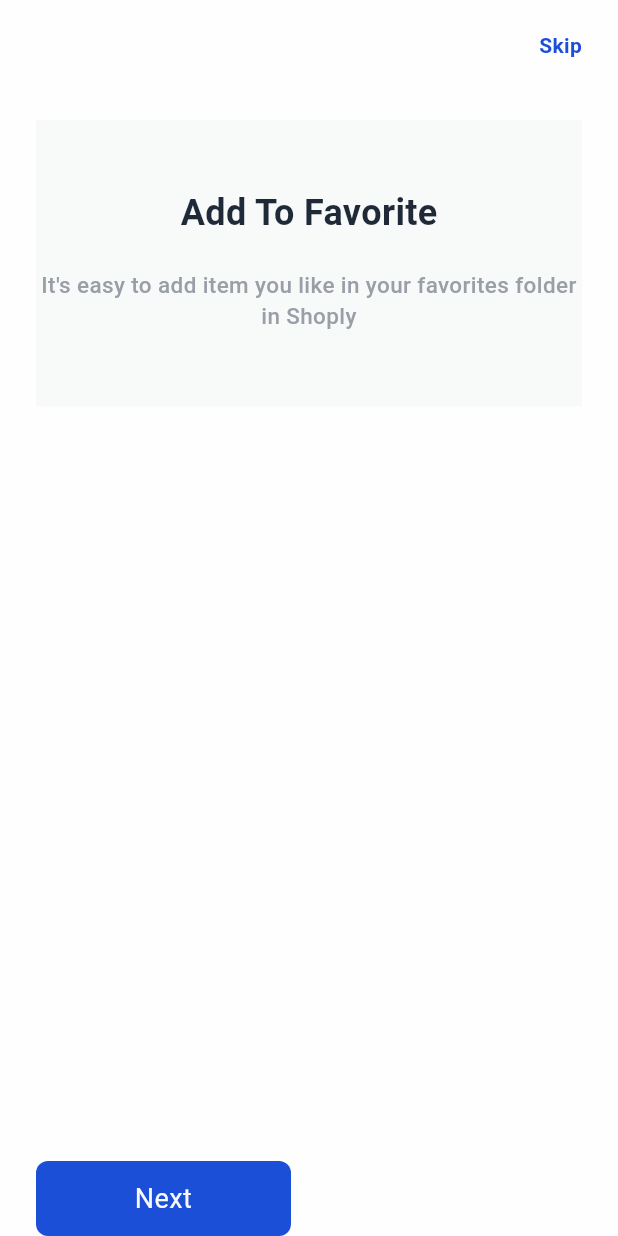
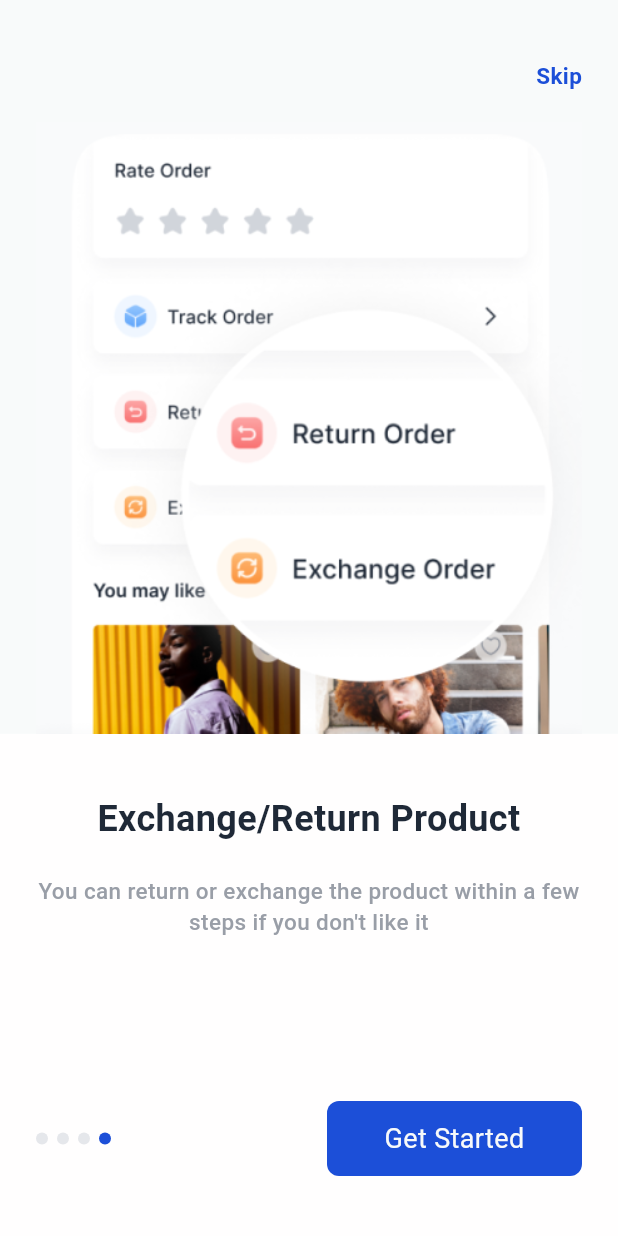
Before and after one commit to As-tra/Shoply, a Flutter app: the screen it shows after launch, swiped to page 4, on a phone screen of 412 x 824 dp. Run offline on Flutter 3.47's test engine with Material 3 defaults, Android fonts, the phone set to English and light mode, and no system bars; our stand-ins replace device_preview, go_router.

Commit message:
finish onboarding views

```diff
--- a/lib/constants.dart
+++ b/lib/constants.dart
@@ -1 +1,31 @@
+import 'package:shoply/core/utils/assets.dart';
+import 'package:shoply/features/Onboarding/data/models/onboarding_model.dart';
+
 const double kPadding = 24;
+
+const List<OnboardingModel> kOnboardingItems = [
+  OnboardingModel(
+    image: Assets.imagesView1,
+    title: 'Add To Favorite',
+    descreption:
+        "It's easy to add item you like in your favorites folder in Shoply",
+  ),
+  OnboardingModel(
+    image: Assets.imagesView2,
+    title: 'Get Notified !',
+    descreption:
+        "Stay up to date on your package's status with detailed notifications",
+  ),
+  OnboardingModel(
+    image: Assets.imagesView3,
+    title: 'Track Package !',
+    descreption:
+        "There is nothing easier than checking the status of your package with shoply",
+  ),
+  OnboardingModel(
+    image: Assets.imagesView4,
+    title: 'Exchange/Return Product ',
+    descreption:
+        "You can return or exchange the product within a few steps if you don't like it",
+  ),
+];
--- /dev/null
+++ b/lib/core/utils/assets.dart
@@ -0,0 +1,20 @@
+// ignore_for_file: prefer_single_quotes
+class Assets {
+  Assets._();
+
+  /// Assets for imagesView1
+  /// assets/images/view1.png
+  static const String imagesView1 = "assets/images/view1.png";
+
+  /// Assets for imagesView2
+  /// assets/images/view2.png
+  static const String imagesView2 = "assets/images/view2.png";
+
+  /// Assets for imagesView3
+  /// assets/images/view3.png
+  static const String imagesView3 = "assets/images/view3.png";
+
+  /// Assets for imagesView4
+  /// assets/images/view4.png
+  static const String imagesView4 = "assets/images/view4.png";
+}
--- /dev/null
+++ b/lib/features/Onboarding/data/models/onboarding_model.dart
@@ -0,0 +1,5 @@
+class OnboardingModel {
+  final String image, title, descreption;
+
+  const OnboardingModel({required this.image, required this.title, required this.descreption});
+}
--- a/lib/features/Onboarding/presentation/views/onboarding_skip.dart
+++ /dev/null
@@ -1,24 +0,0 @@
-import 'package:flutter/material.dart';
-import 'package:shoply/core/utils/app_colors.dart';
-
-class OnbroadingSkip extends StatelessWidget {
-  const OnbroadingSkip({
-    super.key,
-  });
-
-  @override
-  Widget build(BuildContext context) {
-    return const Row(
-      mainAxisAlignment: MainAxisAlignment.end,
-      children: [
-        Text(
-          'Skip',
-          style: TextStyle(
-            color: AppColors.primary,
-            fontWeight: FontWeight.bold,
-          ),
-        )
-      ],
-    );
-  }
-}
--- a/lib/features/Onboarding/presentation/views/onboarding_view.dart
+++ b/lib/features/Onboarding/presentation/views/onboarding_view.dart
@@ -1,7 +1,7 @@
 import 'package:flutter/material.dart';
-import 'package:shoply/constants.dart';
 import 'package:shoply/core/utils/app_colors.dart';
-import 'package:shoply/features/Onboarding/presentation/views/onboarding_skip.dart';
+import 'package:shoply/features/Onboarding/presentation/views/widgets/onboarding_navigation.dart';
+import 'package:shoply/features/Onboarding/presentation/views/widgets/onboarding_skip.dart';
 import 'package:shoply/features/Onboarding/presentation/views/widgets/onboarding_page_view.dart';
 
 class OnboardingView extends StatefulWidget {
@@ -13,53 +13,41 @@ class OnboardingView extends StatefulWidget {
 
 class _OnboardingViewState extends State<OnboardingView> {
   late PageController pageController;
+  int currentPage = 0;
   @override
   void initState() {
     super.initState();
     pageController = PageController();
+    pageController.addListener(() {
+      currentPage = pageController.page!.round();
+      setState(() {});
+    });
+  }
+
+  @override
+  void dispose() {
+    super.dispose();
+    pageController.dispose();
   }
 
   @override
   Widget build(BuildContext context) {
     return Scaffold(
-      backgroundColor: AppColors.primaryBackground,
-      body: SafeArea(
-        child: Padding(
-          padding: const EdgeInsets.symmetric(horizontal: kPadding),
-          child: Column(
+      backgroundColor: AppColors.secondaryBackground,
+      body: Column(
         children: [
+          const SizedBox(height: 40),
+          OnbroadingSkip(pageController: pageController),
           const SizedBox(height: 20),
-              const OnbroadingSkip(),
-              const SizedBox(height: 40),
           Expanded(
             child: OnbroadingPageView(pageController: pageController),
           ),
-              Container(
-                padding: const EdgeInsets.only(top: 45),
-                child: Row(
-                  children: [
-                    Container(
-                      width: 170,
-                      padding: const EdgeInsets.symmetric(vertical: 12),
-                      decoration: BoxDecoration(
-                        color: AppColors.primary,
-                        borderRadius: BorderRadius.circular(8),
+          OnboardingNavigation(
+            currentPage: currentPage,
+            pageController: pageController,
           ),
-                      child: const Text(
-                        'Next',
-                        textAlign: TextAlign.center,
-                        style: TextStyle(
-                          color: AppColors.secondaryBackground,
-                          fontSize: 18,
-                        ),
-                      ),
-                    )
+          Container(height: 40, color: AppColors.primaryBackground),
         ],
-                ),
-              ),
-            ],
-          ),
-        ),
       ),
     );
   }
--- /dev/null
+++ b/lib/features/Onboarding/presentation/views/widgets/custom_button.dart
@@ -0,0 +1,42 @@
+import 'package:flutter/material.dart';
+import 'package:shoply/core/utils/app_colors.dart';
+
+class CustomButton extends StatelessWidget {
+  const CustomButton({
+    super.key,
+    required this.ontap,
+    required this.text,
+  });
+  final VoidCallback ontap;
+  final String text;
+  @override
+  Widget build(BuildContext context) {
+    return InkWell(
+      onTap: ontap,
+      child: Container(
+        width: 170,
+        padding: const EdgeInsets.symmetric(vertical: 12),
+        decoration: _getDecoration(),
+        child: Text(
+          text,
+          textAlign: TextAlign.center,
+          style: _getStyle(),
+        ),
+      ),
+    );
+  }
+
+  BoxDecoration _getDecoration() {
+    return BoxDecoration(
+      color: AppColors.primary,
+      borderRadius: BorderRadius.circular(8),
+    );
+  }
+
+  TextStyle _getStyle() {
+    return const TextStyle(
+      color: AppColors.secondaryBackground,
+      fontSize: 18,
+    );
+  }
+}
--- /dev/null
+++ b/lib/features/Onboarding/presentation/views/widgets/onboarding_navigation.dart
@@ -0,0 +1,50 @@
+
+import 'package:flutter/material.dart';
+import 'package:shoply/constants.dart';
+import 'package:shoply/core/utils/app_colors.dart';
+import 'package:shoply/features/Onboarding/presentation/views/widgets/custom_button.dart';
+import 'package:shoply/features/Onboarding/presentation/views/widgets/page_view_progress_indicator.dart';
+
+class OnboardingNavigation extends StatelessWidget {
+  const OnboardingNavigation({
+    super.key,
+    required this.currentPage,
+    required this.pageController,
+  });
+
+  final int currentPage;
+  final PageController pageController;
+
+  @override
+  Widget build(BuildContext context) {
+    return Container(
+      color: AppColors.primaryBackground,
+      padding: const EdgeInsets.symmetric(horizontal: kPadding),
+      child: Row(
+        mainAxisAlignment: MainAxisAlignment.spaceBetween,
+        children: [
+          PageViewProgressIndicator(index: currentPage),
+          CustomButton(
+            text: currentPage < kOnboardingItems.length - 1
+                ? 'Next'
+                : 'Get Started',
+            ontap: () {
+              currentPage < kOnboardingItems.length - 1
+                  ? pageController.nextPage(
+                      duration: const Duration(milliseconds: 400),
+                      curve: Curves.linear,
+                    )
+                  :
+                  // later add here the route fo the Auth view
+                  Navigator.of(context).push(
+                      MaterialPageRoute(
+                        builder: (context) => const Placeholder(),
+                      ),
+                    );
+            },
+          )
+        ],
+      ),
+    );
+  }
+}
--- a/lib/features/Onboarding/presentation/views/widgets/onboarding_page_view.dart
+++ b/lib/features/Onboarding/presentation/views/widgets/onboarding_page_view.dart
@@ -1,5 +1,6 @@
 import 'package:flutter/material.dart';
-import 'package:shoply/core/utils/app_colors.dart';
+import 'package:shoply/constants.dart';
+import 'package:shoply/features/Onboarding/presentation/views/widgets/page_view_item.dart';
 
 class OnbroadingPageView extends StatelessWidget {
   const OnbroadingPageView({
@@ -12,40 +13,10 @@ class OnbroadingPageView extends StatelessWidget {
   @override
   Widget build(BuildContext context) {
     return PageView.builder(
-      itemCount: 4,
+      itemCount: kOnboardingItems.length,
       controller: pageController,
       itemBuilder: (context, index) {
-        return Column(
-          children: [
-            Container(
-              padding: const EdgeInsets.only(top: 45),
-              color: AppColors.secondaryBackground,
-              child: const Column(
-                children: [
-                  Text(
-                    'Add To Favorite',
-                    style: TextStyle(
-                      color: AppColors.primaryText,
-                      fontSize: 24,
-                      fontWeight: FontWeight.bold,
-                    ),
-                  ),
-                  SizedBox(height: 20),
-                  Text(
-                    "It's easy to add item you like in your favorites folder in Shoply",
-                    style: TextStyle(
-                      fontSize: 15,
-                      fontWeight: FontWeight.w500,
-                      color: AppColors.secondaryText,
-                    ),
-                    textAlign: TextAlign.center,
-                  ),
-                  SizedBox(height: 50),
-                ],
-              ),
-            ),
-          ],
-        );
+        return PageViewItem(index: index);
       },
     );
   }
--- /dev/null
+++ b/lib/features/Onboarding/presentation/views/widgets/onboarding_skip.dart
@@ -0,0 +1,38 @@
+import 'package:flutter/material.dart';
+import 'package:shoply/constants.dart';
+import 'package:shoply/core/utils/app_colors.dart';
+
+class OnbroadingSkip extends StatelessWidget {
+  const OnbroadingSkip({
+    super.key,
+    required this.pageController,
+  });
+  final PageController pageController;
+
+  @override
+  Widget build(BuildContext context) {
+    return Padding(
+      padding: const EdgeInsets.symmetric(horizontal: kPadding),
+      child: Row(
+        mainAxisAlignment: MainAxisAlignment.end,
+        children: [
+          GestureDetector(
+            onTap: () => pageController.jumpToPage(kOnboardingItems.length - 1),
+            child: Text(
+              'Skip',
+              style: _buildStyle(),
+            ),
+          )
+        ],
+      ),
+    );
+  }
+
+  TextStyle _buildStyle() {
+    return const TextStyle(
+      color: AppColors.primary,
+      fontWeight: FontWeight.bold,
+      fontSize: 15,
+    );
+  }
+}
--- /dev/null
+++ b/lib/features/Onboarding/presentation/views/widgets/page_view_item.dart
@@ -0,0 +1,64 @@
+import 'package:flutter/material.dart';
+import 'package:shoply/constants.dart';
+import 'package:shoply/core/utils/app_colors.dart';
+import 'package:shoply/features/Onboarding/data/models/onboarding_model.dart';
+
+class PageViewItem extends StatelessWidget {
+  const PageViewItem({
+    super.key,
+    required this.index,
+  });
+  final int index;
+
+  @override
+  Widget build(BuildContext context) {
+    OnboardingModel item = kOnboardingItems[index];
+    return Container(
+      color: AppColors.primaryBackground,
+      child: Column(
+        children: [
+          Container(
+            color: AppColors.secondaryBackground,
+            padding: const EdgeInsets.symmetric(horizontal: kPadding),
+            child: Image.asset(item.image),
+          ),
+          Padding(
+            padding: const EdgeInsets.symmetric(horizontal: kPadding),
+            child: Column(
+              children: [
+                const SizedBox(height: 40),
+                Text(
+                  item.title,
+                  style: _getTitleStyle(),
+                  textAlign: TextAlign.center,
+                ),
+                const SizedBox(height: 20),
+                Text(
+                  item.descreption,
+                  style: _getDescStyle(),
+                  textAlign: TextAlign.center,
+                ),
+              ],
+            ),
+          ),
+        ],
+      ),
+    );
+  }
+
+  TextStyle _getDescStyle() {
+    return const TextStyle(
+      fontSize: 15,
+      fontWeight: FontWeight.w500,
+      color: AppColors.secondaryText,
+    );
+  }
+
+  TextStyle _getTitleStyle() {
+    return const TextStyle(
+      color: AppColors.primaryText,
+      fontSize: 24,
+      fontWeight: FontWeight.bold,
+    );
+  }
+}
--- /dev/null
+++ b/lib/features/Onboarding/presentation/views/widgets/page_view_progress_indicator.dart
@@ -0,0 +1,27 @@
+import 'package:flutter/material.dart';
+import 'package:shoply/constants.dart';
+import 'package:shoply/core/utils/app_colors.dart';
+
+class PageViewProgressIndicator extends StatelessWidget {
+  const PageViewProgressIndicator({
+    super.key,
+    required this.index,
+  });
+  final int index;
+
+  @override
+  Widget build(BuildContext context) {
+    return Row(
+      children: List.generate(
+        kOnboardingItems.length,
+        (i) => Padding(
+          padding: const EdgeInsets.only(right: 6),
+          child: CircleAvatar(
+            radius: 4,
+            backgroundColor: index == i ? AppColors.primary : AppColors.grey1,
+          ),
+        ),
+      ),
+    );
+  }
+}
```
Also changed, not shown: pubspec.yaml (+7 -2 lines), assets/images/view1.png (added), assets/images/view2.png (added), assets/images/view3.png (added), assets/images/view4.png (added). Lines whose indentation alone changed are shown as unchanged.
